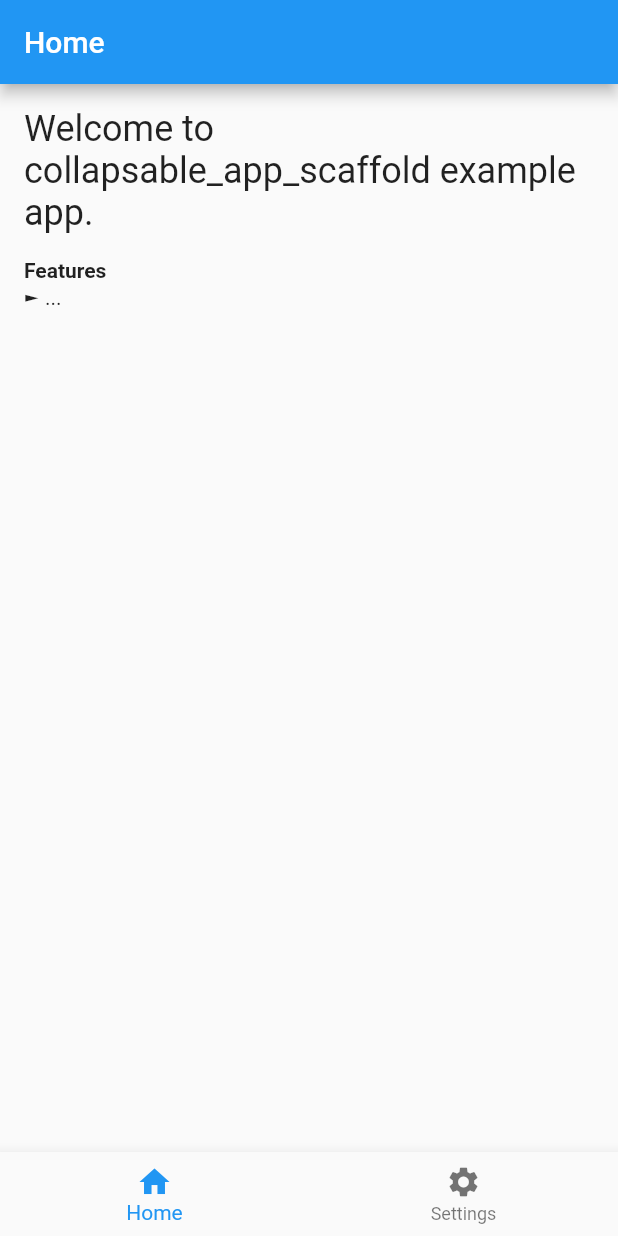
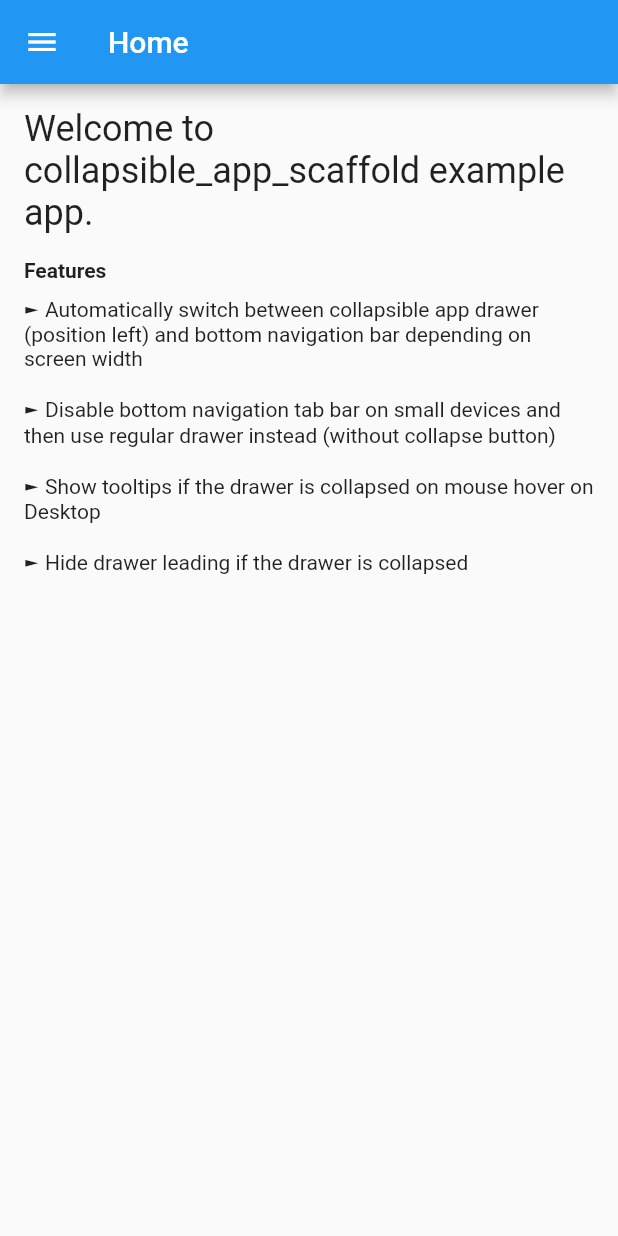
Before and after one commit to timobaehr/auto_scaffold, a Flutter app: the screen it shows after launch, on a phone screen of 412 x 824 dp. Run offline on Flutter 3.47's test engine with Material 2 defaults, Android fonts, the phone set to English and light mode, and no system bars.

Commit message:
Add example implementation and features description

```diff
--- a/example/lib/main.dart
+++ b/example/lib/main.dart
@@ -15,25 +15,26 @@ class _ExampleState extends State<Example> {
   _ExampleState(): super();
 
   int _selectedPageIndex = 0;
-  String appBarTitle = 'Home';
+  String _appBarTitle = 'Home';
 
   @override
   Widget build(BuildContext context) {
-    return AppScaffold(
+    return AutoScaffold(
       appBar: AppBar(
-        title: Text(appBarTitle),
+        title: Text(_appBarTitle),
       ),
-      tabBarDisabled: false,
+      tabBarDisabled: true,
       drawerLeading: Icon(Icons.favorite, color: Colors.red),
       drawerTitle: Text('Your App',
           style: TextStyle(color: Theme.of(context).textTheme.bodyText1.color)),
+      drawerBackgroundColor: Colors.black12,
       onPageSelected: (int pageIndex) {
         setState(() {
           _selectedPageIndex = pageIndex;
 
           switch (_selectedPageIndex) {
-            case 0: appBarTitle = 'Home'; break;
-            case 1: appBarTitle = 'Settings'; break;
+            case 0: _appBarTitle = 'Home'; break;
+            case 1: _appBarTitle = 'Settings'; break;
           }
         });
       },
@@ -48,10 +49,13 @@ class _ExampleState extends State<Example> {
               padding: const EdgeInsets.all(16),
               child: Column(
                 children: [
-                  Text('Welcome to collapsable_app_scaffold example app.',
+                  Text('Welcome to collapsible_app_scaffold example app.',
                       style: Theme.of(context).textTheme.headline5),
                   _headline('Features'),
-                  _item('...'),
+                  _item('Automatically switch between collapsible app drawer (position left) and bottom navigation bar depending on screen width'),
+                  _item('Disable bottom navigation tab bar on small devices and then use regular drawer instead (without collapse button)'),
+                  _item('Show tooltips if the drawer is collapsed on mouse hover on Desktop'),
+                  _item('Hide drawer leading if the drawer is collapsed'),
                 ],
               ),
             ),
@@ -80,9 +84,12 @@ class _ExampleState extends State<Example> {
   }
 
   Widget _item(String item) {
-    return Align(
-      alignment: Alignment.centerLeft,
-      child: Text('► $item'),
+    return Padding(
+      padding: const EdgeInsets.symmetric(vertical: 8),
+      child: Align(
+        alignment: Alignment.centerLeft,
+        child: Text('► $item'),
+      ),
     );
   }
 }
--- a/lib/app_scaffold.dart
+++ b/lib/app_scaffold.dart
@@ -6,17 +6,20 @@ typedef OnPageSelected = void Function(int newIndex);
 
 /// A responsive scaffold for our application.
 /// Displays the navigation drawer alongside the [Scaffold] if the screen/window size is large enough
-class AppScaffold extends StatelessWidget {
-  const AppScaffold({
+class AutoScaffold extends StatelessWidget {
+  const AutoScaffold({
     Key? key,
     this.drawerLeading,
     this.drawerTitle,
+    this.drawerBackgroundColor,
     required this.navigationItems,
     required this.currentIndex,
     required this.onPageSelected,
     this.appBar,
     this.tabBarDisabled = false,
-    this.floatingActionButton
+    this.floatingActionButton,
+    this.tooltipDecoration,
+    this.tooltipTextStyle,
   }) : super(key: key);
 
   final List<NavigationItem> navigationItems;
@@ -33,6 +36,12 @@ class AppScaffold extends StatelessWidget {
   final Widget? drawerTitle;
 
   final AppBar? appBar;
+
+  final Color? drawerBackgroundColor;
+
+  final Decoration? tooltipDecoration;
+
+  final TextStyle? tooltipTextStyle;
 
   @override
   Widget build(BuildContext context) {
@@ -54,7 +63,11 @@ class AppScaffold extends StatelessWidget {
               title: drawerTitle,
             items: navigationItems,
             currentIndex: currentIndex,
-            onPageSelected: onPageSelected),
+            onPageSelected: onPageSelected,
+            backgroundColor: drawerBackgroundColor,
+            tooltipDecoration: tooltipDecoration,
+            tooltipTextStyle: tooltipTextStyle,
+          ),
         Expanded(
           child: Scaffold(
             appBar: modifiedAppBar,
@@ -64,7 +77,11 @@ class AppScaffold extends StatelessWidget {
                     title: drawerTitle,
                     items: navigationItems,
                     currentIndex: currentIndex,
-                    onPageSelected: onPageSelected)
+                    onPageSelected: onPageSelected,
+                    backgroundColor: drawerBackgroundColor,
+                    tooltipDecoration: tooltipDecoration,
+                    tooltipTextStyle: tooltipTextStyle,
+                  )
                 : null,
             body: navigationItems[currentIndex].body,
             floatingActionButton: floatingActionButton,
```
Also changed, not shown: lib/app_drawer.dart (+26 -13 lines), 1 other file.
